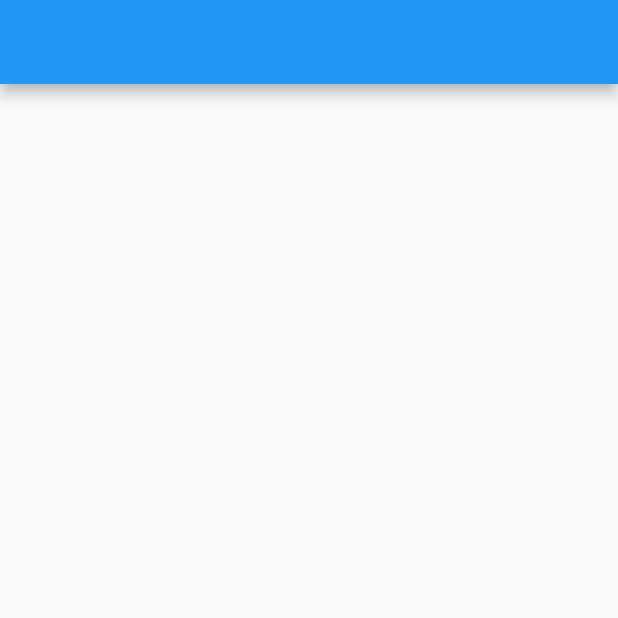
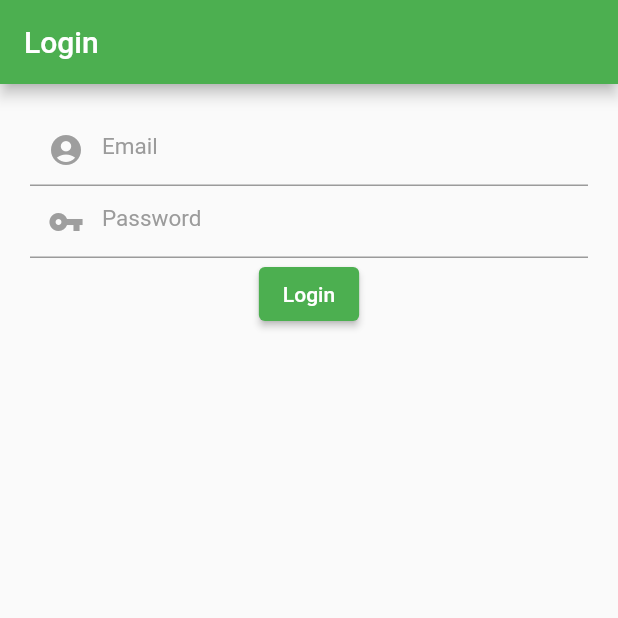
Before and after one commit to Aquaconsulting/Meary---App, a Flutter app: the screen it shows after launch, on a phone screen of 412 x 824 dp, the top half of it. Run offline on Flutter 3.47's test engine with Material 2 defaults, Android fonts, the phone set to English and light mode, and no system bars; our stand-ins replace shared_preferences.

Commit message:
bug to fix

```diff
--- /dev/null
+++ b/lib/api/api.dart
@@ -0,0 +1,33 @@
+import 'dart:convert';
+
+import 'package:http/http.dart' as http;
+import 'package:shared_preferences/shared_preferences.dart';
+
+class API {
+  postRequest({
+    required String route,
+    required Map<String, String> data,
+  }) async {
+    String apiUrl = 'http://127.0.0.1:8000/api/';
+
+    String url = apiUrl + route;
+    try {
+      return await http.post(Uri.parse(url),
+          body: jsonEncode(data), headers: _setTokenHeaders());
+    } catch (e) {
+      print(e.toString());
+    }
+  }
+
+  Future<String> getToken() async {
+    SharedPreferences localStorage = await SharedPreferences.getInstance();
+    var token = localStorage.getString('token');
+    return '$token';
+  }
+
+  _setTokenHeaders() => {
+        'Content-type': 'application/json',
+        'Accept': 'application/json',
+        'Authorization': 'Bearer 1|Ii1AClo2zKCx0z8Qt3LYt6m9NYMe8ZCGl23nuAnT',
+      };
+}
--- a/lib/main.dart
+++ b/lib/main.dart
@@ -1,4 +1,7 @@
 import 'package:flutter/material.dart';
+import 'package:meari/pages/home.dart';
+import 'package:meari/pages/login.dart';
+import 'package:shared_preferences/shared_preferences.dart';
 
 void main() {
   runApp(const MyApp());
@@ -14,16 +17,39 @@ class MyApp extends StatelessWidget {
       debugShowCheckedModeBanner: false,
       title: 'Flutter Demo',
       theme: ThemeData(
-        primarySwatch: Colors.blue,
+        primarySwatch: Colors.green,
       ),
-      home: const MyHomePage(title: 'Flutter Demo Home Page'),
+      home: FutureBuilder(
+          future: SharedPreferences.getInstance(),
+          builder: (context, snapshot) {
+            if (snapshot.connectionState == ConnectionState.waiting) {
+              return const Center(
+                child: CircularProgressIndicator(),
+              );
+              //se c'è qualche errore torna indietro
+            } else if (snapshot.hasError) {
+              return const Text('Qualcosa è andato storto, riprova.');
+              //se ci sono dei dati esistenti dell'utente prendi il token
+            } else if (snapshot.hasData) {
+              final token = snapshot.data!.getString('token');
+              //se il token esiste allora vai alla home
+              if (token != null) {
+                return const Home();
+                //altrimenti alla pagina di login
+              } else {
+                return const LoginPage();
+              }
+            } else {
+              return const LoginPage();
+            }
+          }),
     );
   }
 }
 
 class MyHomePage extends StatefulWidget {
-  const MyHomePage({super.key, required this.title});
-  final String title;
+  const MyHomePage({super.key});
+
   @override
   State<MyHomePage> createState() => _MyHomePageState();
 }
@@ -34,6 +60,16 @@ class _MyHomePageState extends State<MyHomePage> {
     return Scaffold(
         appBar: AppBar(
           title: Text(''),
+          actions: [
+            IconButton(
+                onPressed: () {
+                  Navigator.push(
+                      context,
+                      MaterialPageRoute(
+                          builder: (context) => const LoginPage()));
+                },
+                icon: Icon(Icons.abc))
+          ],
         ),
         body:
             Container() // This trailing comma makes auto-formatting nicer for build methods.
--- /dev/null
+++ b/lib/pages/login.dart
@@ -0,0 +1,118 @@
+import 'dart:io';
+
+import 'package:flutter/material.dart';
+import 'package:flutter/src/widgets/container.dart';
+import 'package:flutter/src/widgets/framework.dart';
+import 'package:meari/api/api.dart';
+import 'package:meari/main.dart';
+import 'dart:convert';
+import 'package:shared_preferences/shared_preferences.dart';
+
+class LoginPage extends StatefulWidget {
+  const LoginPage({super.key});
+
+  @override
+  State<LoginPage> createState() => _LoginPageState();
+}
+
+class _LoginPageState extends State<LoginPage> {
+  bool loading = false;
+  TextEditingController mailController = TextEditingController();
+  TextEditingController passwordController = TextEditingController();
+  void _showMsg(msg) {
+    final snackBar = SnackBar(
+      content: Text(msg),
+      action: SnackBarAction(
+        label: 'Close',
+        onPressed: () {
+          // Some code to undo the change!
+        },
+      ),
+    );
+    ScaffoldMessenger.of(context).showSnackBar(snackBar);
+  }
+
+  void loginUser() async {
+    // setState(() {
+    //   loading = true;
+    // });
+    final data = {
+      'email': mailController.text.toString(),
+      'password': passwordController.text.toString(),
+    };
+    final result = await API().postRequest(route: 'login', data: data);
+    final response = jsonDecode(result.body);
+    print(result.body);
+    if (response['status'] == 200) {
+      SharedPreferences preferences = await SharedPreferences.getInstance();
+      await preferences.setInt('id', response['user'][0]['id']);
+      await preferences.setString('name', response['user'][0]['first_name']);
+      await preferences.setString('email', response['user'][0]['email']);
+      await preferences.setString('token', response['token']);
+      ScaffoldMessenger.of(context).showSnackBar(
+        SnackBar(
+          content: Text(response['message']),
+        ),
+      );
+      Navigator.push(
+          context, MaterialPageRoute(builder: (context) => MyHomePage()));
+      setState(() {
+        loading = false;
+      });
+    }
+  }
+
+  @override
+  Widget build(BuildContext context) {
+    return Scaffold(
+      appBar: AppBar(
+        title: const Text('Login'),
+      ),
+      body: Container(
+          margin: const EdgeInsets.all(20),
+          child: Column(
+            children: [
+              TextField(
+                style: const TextStyle(color: Color(0xFF000000)),
+                controller: mailController,
+                cursorColor: const Color(0xFF9b9b9b),
+                keyboardType: TextInputType.text,
+                decoration: const InputDecoration(
+                  prefixIcon: Icon(
+                    Icons.account_circle,
+                    color: Colors.grey,
+                  ),
+                  hintText: "Email",
+                  hintStyle: TextStyle(
+                      color: Color(0xFF9b9b9b),
+                      fontSize: 15,
+                      fontWeight: FontWeight.normal),
+                ),
+              ),
+              TextField(
+                style: const TextStyle(color: Color(0xFF000000)),
+                cursorColor: const Color(0xFF9b9b9b),
+                controller: passwordController,
+                keyboardType: TextInputType.text,
+                obscureText: true,
+                decoration: const InputDecoration(
+                  prefixIcon: Icon(
+                    Icons.vpn_key,
+                    color: Colors.grey,
+                  ),
+                  hintText: "Password",
+                  hintStyle: TextStyle(
+                      color: Color(0xFF9b9b9b),
+                      fontSize: 15,
+                      fontWeight: FontWeight.normal),
+                ),
+              ),
+              ElevatedButton(
+                  onPressed: loading ? null : loginUser,
+                  child:
+                      loading ? const Text('Loading...') : const Text('Login')),
+            ],
+          )),
+    );
+  }
+}
```
Also changed, not shown: lib/api/data.dart (added, +109 -0 lines), lib/pages/home.dart (added, +130 -0 lines), pubspec.yaml (+4 -5 lines), pubspec.lock, 2 other files.
